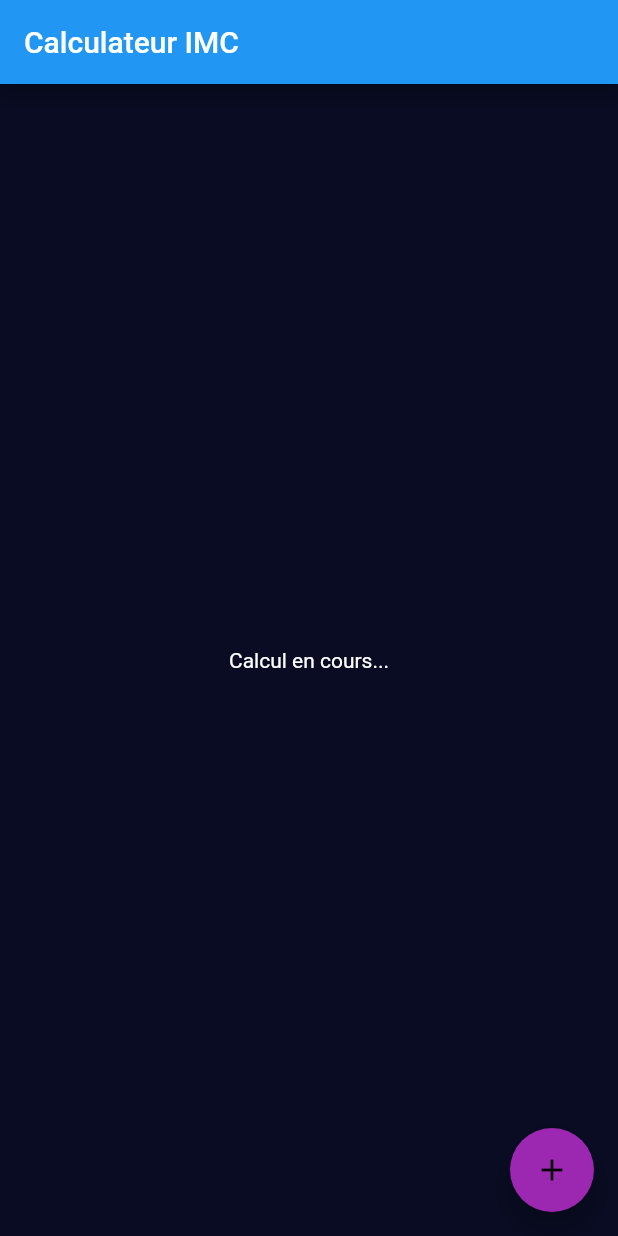
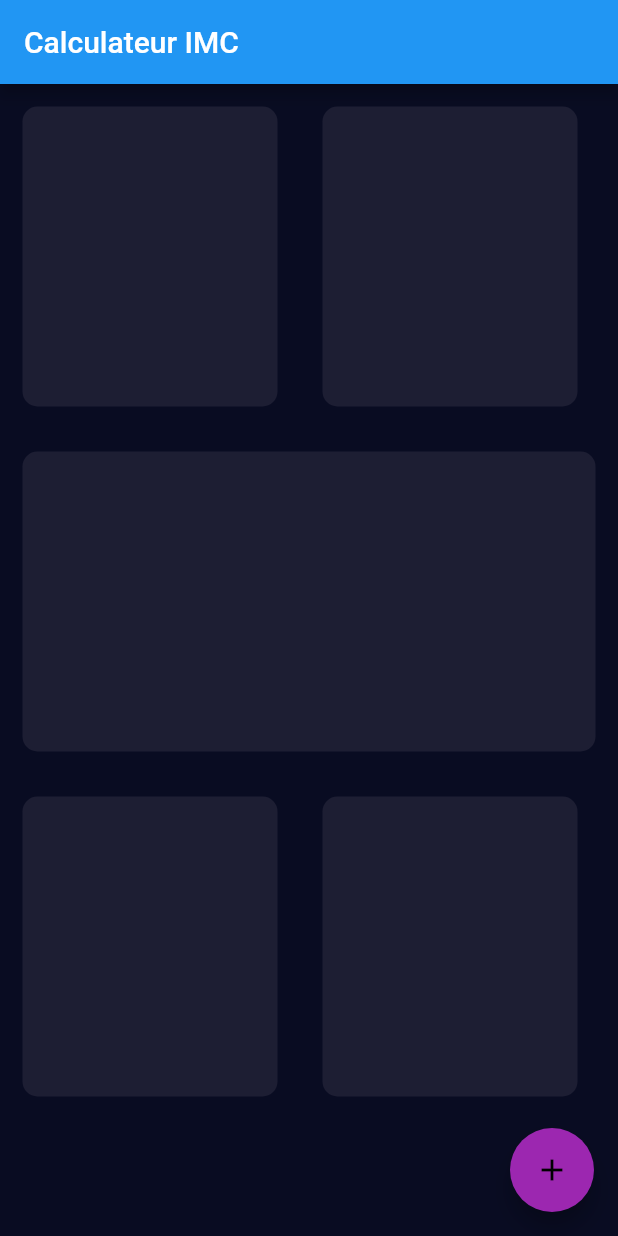
Before and after one commit to ZephirSD/healthy, a Flutter app: the screen it shows after launch, on a phone screen of 412 x 824 dp. Run offline on Flutter 3.47's test engine with Material 2 defaults, Android fonts, the phone set to English and light mode, and no system bars; our stand-ins replace hexcolor.

Commit message:
Interface sans Expanded

```diff
--- a/lib/main.dart
+++ b/lib/main.dart
@@ -49,11 +49,62 @@ class _HealthyState extends State<Healthy> {
   @override
   Widget build(BuildContext context) {
     return Container(
-      child: Center(
-        child: Text(
-          "Calcul en cours...",
-          style: Theme.of(context).textTheme.bodyText2,
-        ),
+      child: Column(
+        children: [
+          Row(
+            children: [
+              Container(
+                margin: EdgeInsets.all(15.0),
+                height: 200.0,
+                width: 170.0,
+                decoration: BoxDecoration(
+                  borderRadius: BorderRadius.circular(10),
+                  color: Color(0xFF1D1E33),
+                ),
+              ),
+              Container(
+                margin: EdgeInsets.all(15.0),
+                height: 200.0,
+                width: 170.0,
+                decoration: BoxDecoration(
+                  borderRadius: BorderRadius.circular(10),
+                  color: Color(0xFF1D1E33),
+                ),
+              ),
+            ],
+          ),
+          Container(
+            margin: EdgeInsets.all(15.0),
+            height: 200.0,
+            width: double.infinity,
+            decoration: BoxDecoration(
+              borderRadius: BorderRadius.circular(10),
+              color: Color(0xFF1D1E33),
+            ),
+          ),
+          Row(
+            children: [
+              Container(
+                margin: EdgeInsets.all(15.0),
+                height: 200.0,
+                width: 170.0,
+                decoration: BoxDecoration(
+                  borderRadius: BorderRadius.circular(10),
+                  color: Color(0xFF1D1E33),
+                ),
+              ),
+              Container(
+                margin: EdgeInsets.all(15.0),
+                height: 200.0,
+                width: 170.0,
+                decoration: BoxDecoration(
+                  borderRadius: BorderRadius.circular(10),
+                  color: Color(0xFF1D1E33),
+                ),
+              ),
+            ],
+          ),
+        ],
       ),
     );
   }
```
